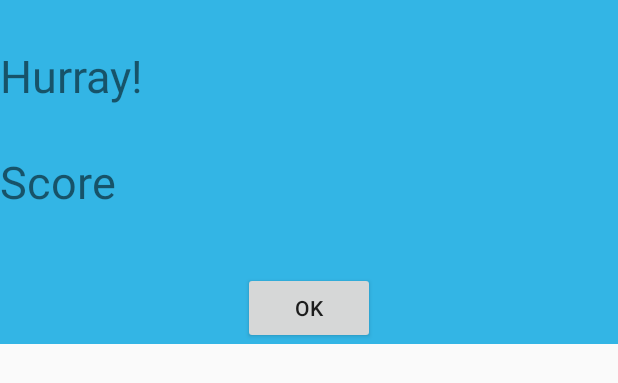
After one commit to manisha0994/Dice, an Android app: the layout item_dialog.xml on its own in the app's theme, with its tools: preview values and no code run, on a phone screen of 412 x 824 dp. The commit adds this screen. Shown: the top 383 px of the screen. Run offline under Robolectric (Android 15) with nearby library versions, the phone set to English and light mode, and no system bars.

Commit message:
added dialog

```diff
--- a/app/src/main/java/com/example/diceout/MainActivity.java
+++ b/app/src/main/java/com/example/diceout/MainActivity.java
@@ -7,9 +7,11 @@ import android.os.Bundle;
 import com.google.android.material.floatingactionbutton.FloatingActionButton;
 import com.google.android.material.snackbar.Snackbar;
 
+import androidx.appcompat.app.AlertDialog;
 import androidx.appcompat.app.AppCompatActivity;
 import androidx.appcompat.widget.Toolbar;
 
+import android.view.LayoutInflater;
 import android.view.View;
 import android.view.Menu;
 import android.view.MenuItem;
@@ -34,6 +36,7 @@ public class MainActivity extends AppCompatActivity {
     TextView scoretext;
     ArrayList<Integer> dice;
     ArrayList<ImageView> diceimageview;
+    AlertDialog.Builder builder;
 
     ImageView imageView1,imageView2,imageView3;
 
@@ -70,7 +73,6 @@ public class MainActivity extends AppCompatActivity {
         diceimageview.add(imageView1);
         diceimageview.add(imageView2);
         diceimageview.add(imageView3);
-
         scoretext = findViewById(R.id.score);
 
     }
@@ -133,7 +135,26 @@ public class MainActivity extends AppCompatActivity {
         }else{
             msg = "Try Again";
         }
+        if(score >= 10000)
+        {
+            builder = new AlertDialog.Builder(MainActivity.this);
+            LayoutInflater layoutInflater = this.getLayoutInflater();
+            View viewnew = layoutInflater.inflate(R.layout.item_dialog,null);
+            TextView text = viewnew.findViewById(R.id.text2);
+            Button button = viewnew.findViewById(R.id.ok);
+            text.setText("Score is : "+score);
 
+            builder.setView(viewnew);
+            final AlertDialog alertDialog = builder.create();
+            button.setOnClickListener(new View.OnClickListener() {
+                @Override
+                public void onClick(View view) {
+                        alertDialog.dismiss();
+                }
+            });
+            alertDialog.show();
+            score = 0;
+        }
         //String randomValue = "roll the dice "+ die1;
 
         game.setText(msg);
--- /dev/null
+++ b/app/src/main/res/layout/item_dialog.xml
@@ -0,0 +1,41 @@
+<?xml version="1.0" encoding="utf-8"?>
+<androidx.constraintlayout.widget.ConstraintLayout xmlns:android="http://schemas.android.com/apk/res/android"
+    android:layout_width="match_parent"
+    android:layout_height="wrap_content"
+    android:background="@android:color/holo_blue_light"
+    xmlns:app="http://schemas.android.com/apk/res-auto">
+
+    <TextView
+        android:layout_width="wrap_content"
+        android:layout_height="wrap_content"
+        android:id="@+id/text1"
+        android:text="Hurray!"
+        android:textSize="30sp"
+        android:layout_marginTop="30dp"
+        app:layout_constraintStart_toStartOf="parent"
+        app:layout_constraintTop_toTopOf="parent"
+        />
+
+    <TextView
+        android:layout_width="wrap_content"
+        android:layout_height="wrap_content"
+        android:id="@+id/text2"
+        android:text="Score"
+        android:textSize="30sp"
+        android:layout_marginTop="30dp"
+        app:layout_constraintStart_toStartOf="parent"
+        app:layout_constraintTop_toBottomOf="@id/text1"
+        />
+    <Button
+        android:layout_width="wrap_content"
+        android:layout_height="wrap_content"
+        android:id="@+id/ok"
+        android:text="OK"
+        android:layout_marginTop="40dp"
+        app:layout_constraintTop_toBottomOf="@id/text2"
+        app:layout_constraintStart_toStartOf="parent"
+        app:layout_constraintBottom_toBottomOf="parent"
+        app:layout_constraintEnd_toEndOf="parent"
+        />
+
+</androidx.constraintlayout.widget.ConstraintLayout>
```
